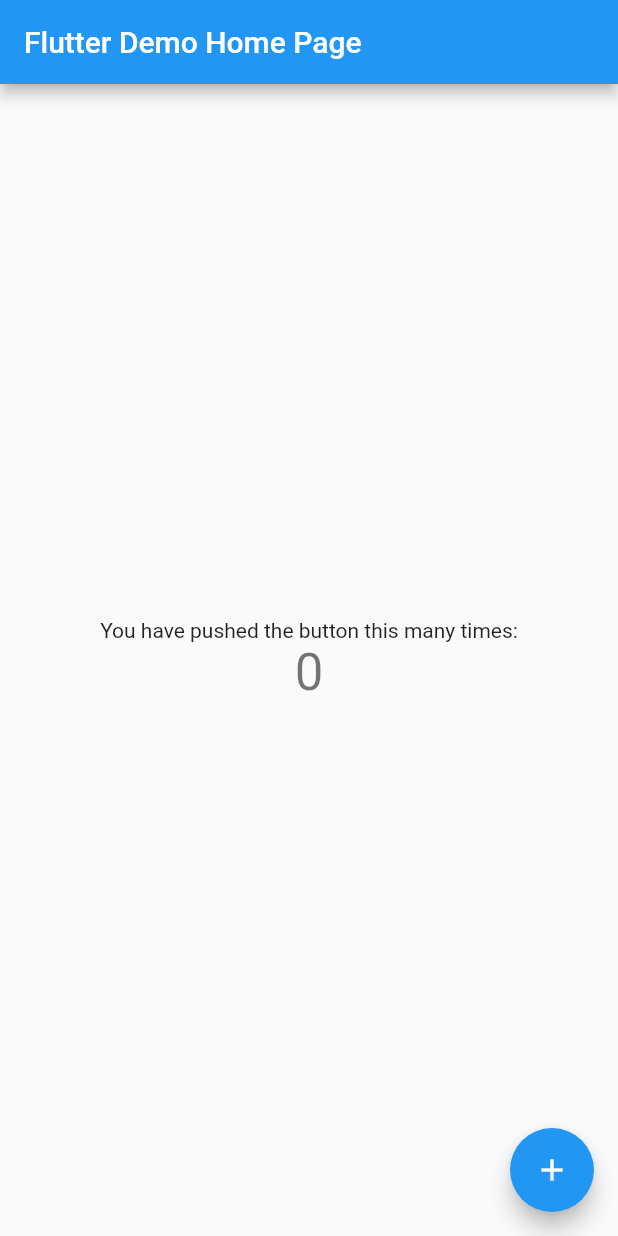
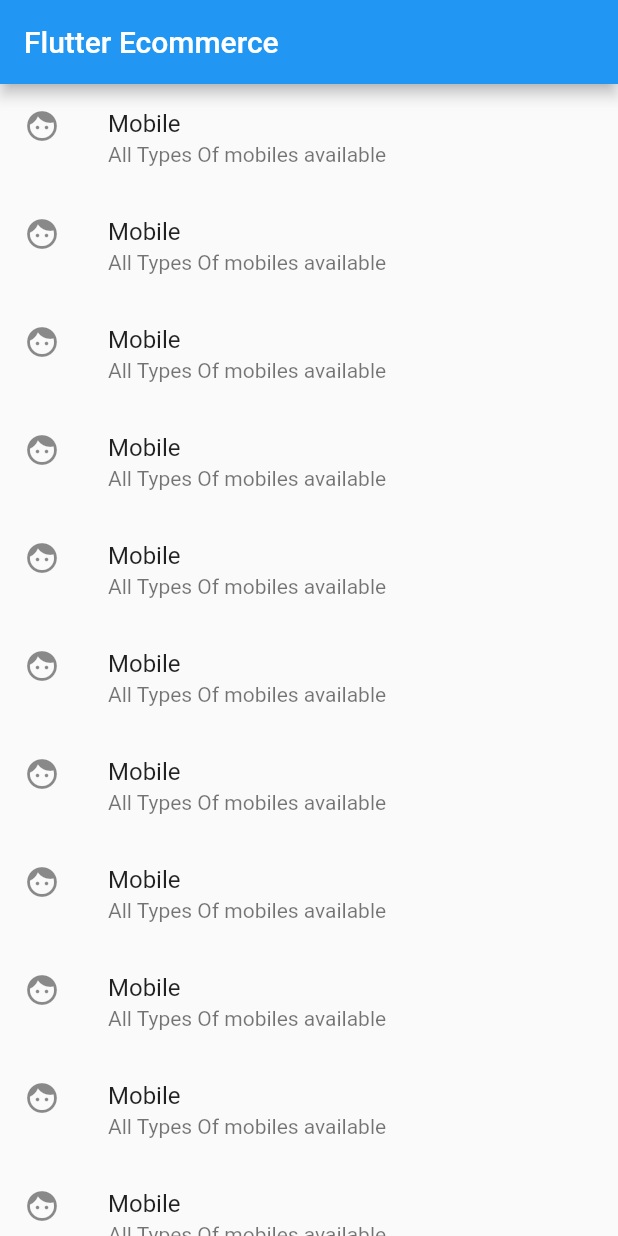
Before and after one commit to ankitramayadav/FlutterECommerce, a Flutter app: the screen it shows after launch, on a phone screen of 412 x 824 dp. Run offline on Flutter 3.47's test engine with Material 2 defaults, Android fonts, the phone set to English and light mode, and no system bars.

Commit message:
Dummy List Generated with Remove Button

```diff
--- a/lib/main.dart
+++ b/lib/main.dart
@@ -1,117 +1,16 @@
 import 'package:flutter/material.dart';
-
+import 'package:FlutterECommerce/screens/home_page.dart';
 void main() {
   runApp(MyApp());
 }
 
 class MyApp extends StatelessWidget {
-  // This widget is the root of your application.
+
   @override
   Widget build(BuildContext context) {
     return MaterialApp(
-      title: 'Flutter Demo',
-      theme: ThemeData(
-        // This is the theme of your application.
-        //
-        // Try running your application with "flutter run". You'll see the
-        // application has a blue toolbar. Then, without quitting the app, try
-        // changing the primarySwatch below to Colors.green and then invoke
-        // "hot reload" (press "r" in the console where you ran "flutter run",
-        // or simply save your changes to "hot reload" in a Flutter IDE).
-        // Notice that the counter didn't reset back to zero; the application
-        // is not restarted.
-        primarySwatch: Colors.blue,
-        // This makes the visual density adapt to the platform that you run
-        // the app on. For desktop platforms, the controls will be smaller and
-        // closer together (more dense) than on mobile platforms.
-        visualDensity: VisualDensity.adaptivePlatformDensity,
-      ),
-      home: MyHomePage(title: 'Flutter Demo Home Page'),
+      title: 'Flutter ECommerce',
+      home: HomePage(),
     );
   }
 }
-
-class MyHomePage extends StatefulWidget {
-  MyHomePage({Key key, this.title}) : super(key: key);
-
-  // This widget is the home page of your application. It is stateful, meaning
-  // that it has a State object (defined below) that contains fields that affect
-  // how it looks.
-
-  // This class is the configuration for the state. It holds the values (in this
-  // case the title) provided by the parent (in this case the App widget) and
-  // used by the build method of the State. Fields in a Widget subclass are
-  // always marked "final".
-
-  final String title;
-
-  @override
-  _MyHomePageState createState() => _MyHomePageState();
-}
-
-class _MyHomePageState extends State<MyHomePage> {
-  int _counter = 0;
-
-  void _incrementCounter() {
-    setState(() {
-      // This call to setState tells the Flutter framework that something has
-      // changed in this State, which causes it to rerun the build method below
-      // so that the display can reflect the updated values. If we changed
-      // _counter without calling setState(), then the build method would not be
-      // called again, and so nothing would appear to happen.
-      _counter++;
-    });
-  }
-
-  @override
-  Widget build(BuildContext context) {
-    // This method is rerun every time setState is called, for instance as done
-    // by the _incrementCounter method above.
-    //
-    // The Flutter framework has been optimized to make rerunning build methods
-    // fast, so that you can just rebuild anything that needs updating rather
-    // than having to individually change instances of widgets.
-    return Scaffold(
-      appBar: AppBar(
-        // Here we take the value from the MyHomePage object that was created by
-        // the App.build method, and use it to set our appbar title.
-        title: Text(widget.title),
-      ),
-      body: Center(
-        // Center is a layout widget. It takes a single child and positions it
-        // in the middle of the parent.
-        child: Column(
-          // Column is also a layout widget. It takes a list of children and
-          // arranges them vertically. By default, it sizes itself to fit its
-          // children horizontally, and tries to be as tall as its parent.
-          //
-          // Invoke "debug painting" (press "p" in the console, choose the
-          // "Toggle Debug Paint" action from the Flutter Inspector in Android
-          // Studio, or the "Toggle Debug Paint" command in Visual Studio Code)
-          // to see the wireframe for each widget.
-          //
-          // Column has various properties to control how it sizes itself and
-          // how it positions its children. Here we use mainAxisAlignment to
-          // center the children vertically; the main axis here is the vertical
-          // axis because Columns are vertical (the cross axis would be
-          // horizontal).
-          mainAxisAlignment: MainAxisAlignment.center,
-          children: <Widget>[
-            Text(
-              'You have pushed the button this many times:',
-            ),
-            Text(
-              '$_counter',
-              style: Theme.of(context).textTheme.headline4,
-            ),
-          ],
-        ),
-      ),
-      floatingActionButton: FloatingActionButton(
-        onPressed: _incrementCounter,
-        tooltip: 'Increment',
-        child: Icon(Icons.add),
-      ), // This trailing comma makes auto-formatting nicer for build methods.
-    );
-  }
-}
--- /dev/null
+++ b/lib/screens/home_page.dart
@@ -0,0 +1,19 @@
+import 'package:flutter/material.dart';
+import 'package:FlutterECommerce/screens/my_list.dart';
+
+class HomePage extends StatefulWidget {
+  @override
+  _HomePageState createState() => _HomePageState();
+}
+
+class _HomePageState extends State<HomePage> {
+  @override
+  Widget build(BuildContext context) {
+    return Scaffold(
+      appBar: AppBar(
+        title: Text('Flutter Ecommerce'),
+      ),
+      body: MyList(),
+    );
+  }
+}
--- /dev/null
+++ b/lib/screens/my_list.dart
@@ -0,0 +1,22 @@
+import 'package:flutter/material.dart';
+
+class MyList extends StatefulWidget {
+
+  @override
+  _MyListState createState() => _MyListState();
+}
+
+class _MyListState extends State<MyList> {
+  @override
+  Widget build(BuildContext context) {
+    return ListView.builder(
+      itemBuilder: (BuildContext context, int index) {
+      return ListTile(
+        title: Text('Mobile'),
+        subtitle: Text('All Types Of mobiles available'),
+        leading: Icon(Icons.face),
+      );
+     },
+    );
+  }
+}
```
